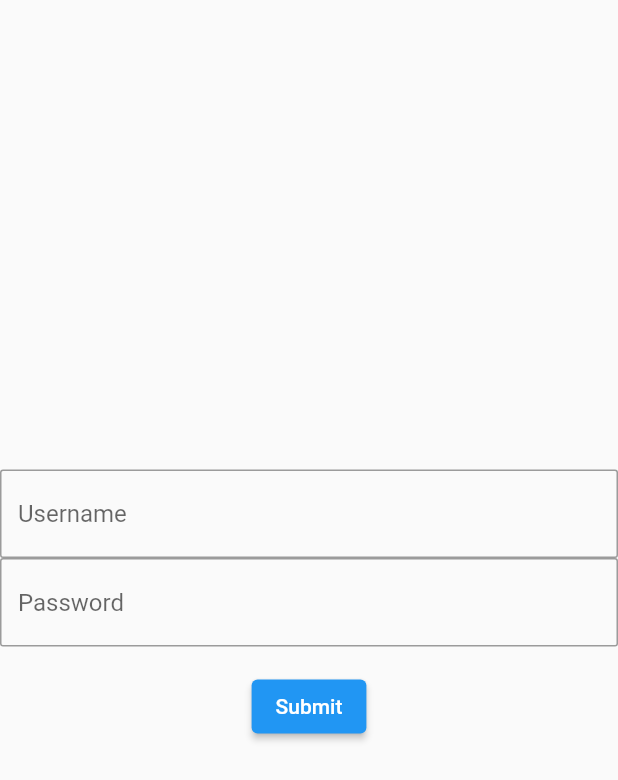
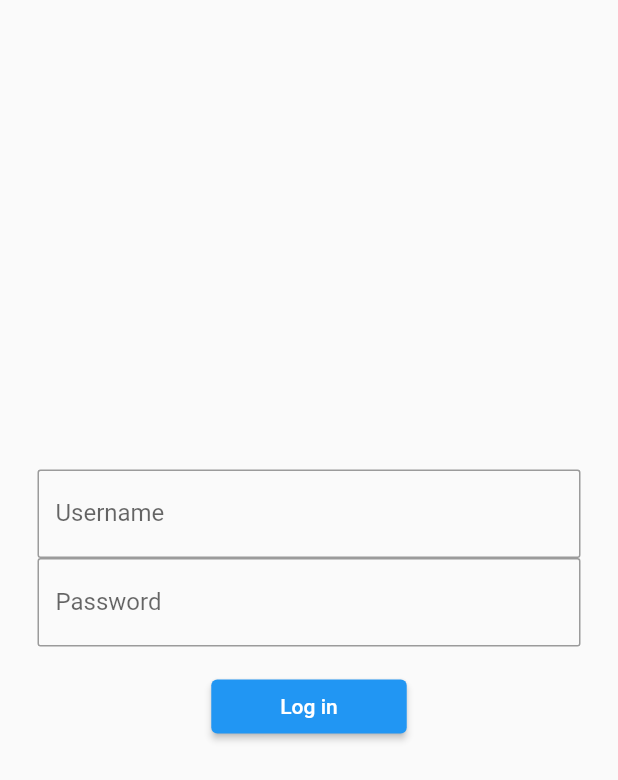
Before and after one commit to maotterson/flutter_widget_playground, a Flutter app: the screen it shows after launch, on a phone screen of 412 x 824 dp. Shown: the top 780 px of the screen. Run offline on Flutter 3.47's test engine with Material 2 defaults, Android fonts, the phone set to English and light mode, and no system bars.

Commit message:
change style of login button

```diff
--- a/lib/widgets/login/login_view.dart
+++ b/lib/widgets/login/login_view.dart
@@ -31,30 +31,34 @@ class _LoginViewState extends State<LoginView> {
 
     return Form(
       key: _formKey,
-      child: Center(
+      child: Padding(
+        padding: const EdgeInsets.all(25),
         child: Column(
           mainAxisAlignment: MainAxisAlignment.center,
           children: <Widget>[
             TextFormField(
                 validator: validateUsername,
-                decoration:
-                    InputDecoration(border: inputBorder, hintText: 'Username')),
+                decoration: InputDecoration(
+                    border: inputBorder, labelText: 'Username')),
             TextFormField(
                 obscureText: true,
                 enableSuggestions: false,
                 autocorrect: false,
                 validator: validatePassword,
-                decoration:
-                    InputDecoration(border: inputBorder, hintText: 'Password')),
+                decoration: InputDecoration(
+                    border: inputBorder, labelText: 'Password')),
             Padding(
               padding: const EdgeInsets.symmetric(vertical: 16.0),
               child: ElevatedButton(
                 onPressed: () {
                   if (_formKey.currentState!.validate()) {
-                    // Process data.
+                    // todo
                   }
                 },
-                child: const Text('Submit'),
+                child: const Padding(
+                  padding: EdgeInsets.fromLTRB(30, 10, 30, 10),
+                  child: Text('Log in'),
+                ),
               ),
             ),
           ],
```
